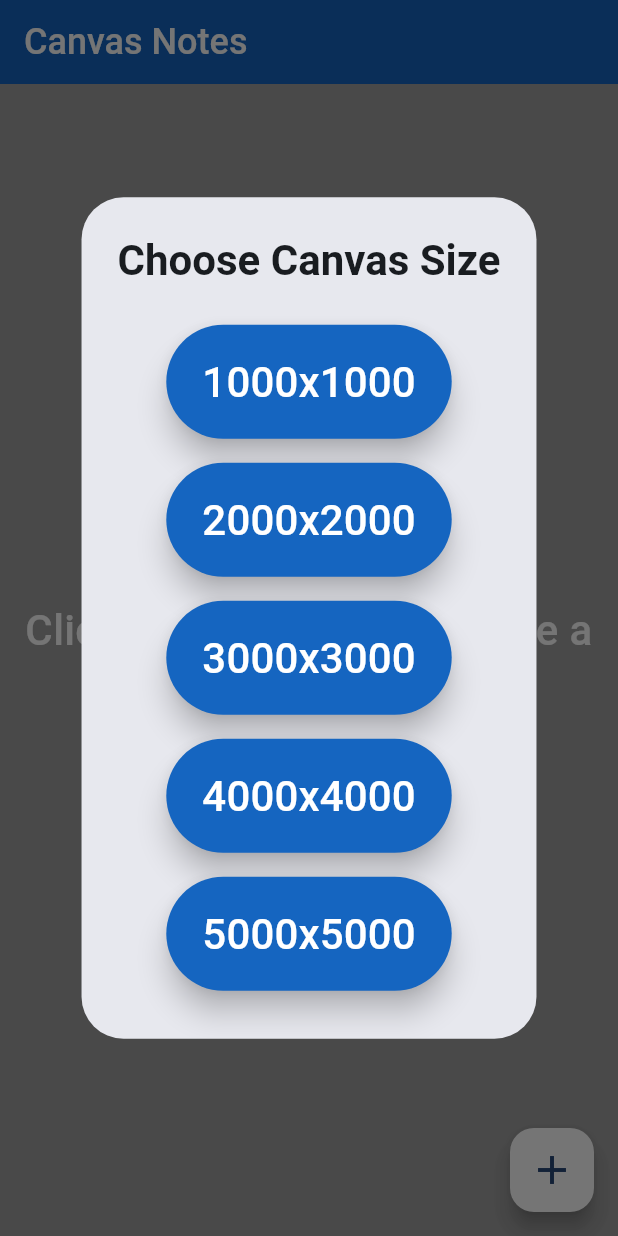
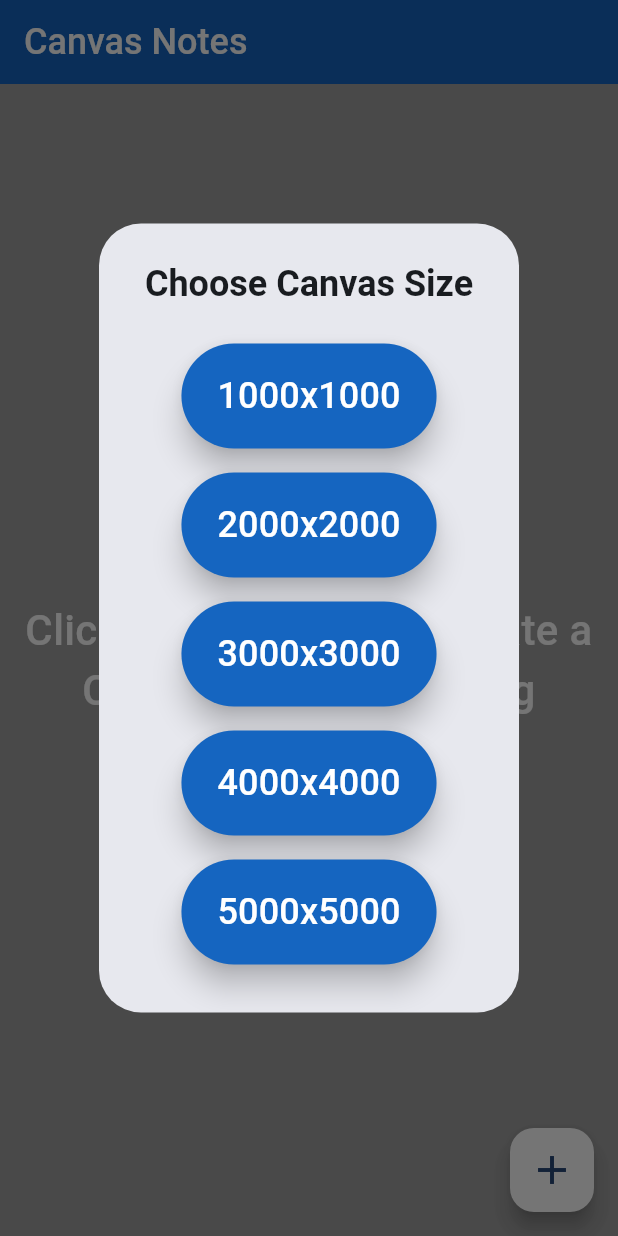
Before and after one commit to Jesus711/CanvasNotes-App, a Flutter app: the screen it shows after launch, after a tap on the "add" icon, on a phone screen of 412 x 824 dp. Run offline on Flutter 3.47's test engine with Material 3 defaults, Android fonts, the phone set to English and light mode, and no system bars; our stand-ins replace flutter_slidable, sqflite; missing offline and left inert: flutter_drawing_board; accounts and stored records are empty.

```diff
--- a/lib/pages/home_page.dart
+++ b/lib/pages/home_page.dart
@@ -26,7 +26,7 @@ class _HomePageState extends State<HomePage> {
         context: context,
         builder: (BuildContext context) {
           return AlertDialog(
-            title: const Text("Choose Canvas Size", textAlign: TextAlign.center, style: TextStyle(fontSize: 28, fontWeight: FontWeight.w600),),
+            title: const Text("Choose Canvas Size", textAlign: TextAlign.center, style: TextStyle(fontSize: 24, fontWeight: FontWeight.w600),),
             content: Column(
               mainAxisAlignment: MainAxisAlignment.spaceBetween,
               crossAxisAlignment: CrossAxisAlignment.center,
@@ -41,7 +41,7 @@ class _HomePageState extends State<HomePage> {
                         elevation: 8,
                       ),
                       onPressed: () => {Navigator.pop(context, 1000)},
-                      child: const Text("1000x1000", style: TextStyle(color: Colors.white, fontSize: 28, fontWeight: FontWeight.w500),)),
+                      child: const Text("1000x1000", style: TextStyle(color: Colors.white, fontSize: 24, fontWeight: FontWeight.w500),)),
                 ),
                 Padding(
                   padding: const EdgeInsets.all(8.0),
@@ -52,7 +52,7 @@ class _HomePageState extends State<HomePage> {
                       elevation: 8,
                     ),
                       onPressed: () => {Navigator.pop(context, 2000)},
-                      child: const Text("2000x2000", style: TextStyle(color: Colors.white, fontSize: 28, fontWeight: FontWeight.w500),)),
+                      child: const Text("2000x2000", style: TextStyle(color: Colors.white, fontSize: 24, fontWeight: FontWeight.w500),)),
                 ),
                 Padding(
                   padding: const EdgeInsets.all(8.0),
@@ -63,7 +63,7 @@ class _HomePageState extends State<HomePage> {
                       elevation: 8,
                     ),
                       onPressed: () => {Navigator.pop(context, 3000)},
-                      child: const Text("3000x3000", style: TextStyle(color: Colors.white, fontSize: 28, fontWeight: FontWeight.w500),)),
+                      child: const Text("3000x3000", style: TextStyle(color: Colors.white, fontSize: 24, fontWeight: FontWeight.w500),)),
                 ),
                 Padding(
                   padding: const EdgeInsets.all(8.0),
@@ -74,7 +74,7 @@ class _HomePageState extends State<HomePage> {
                       elevation: 8,
                     ),
                       onPressed: () => {Navigator.pop(context, 4000)},
-                      child: const Text("4000x4000", style: TextStyle(color: Colors.white, fontSize: 28, fontWeight: FontWeight.w500),)),
+                      child: const Text("4000x4000", style: TextStyle(color: Colors.white, fontSize: 24, fontWeight: FontWeight.w500),)),
                 ),
                 Padding(
                   padding: const EdgeInsets.all(8.0),
@@ -85,7 +85,7 @@ class _HomePageState extends State<HomePage> {
                       elevation: 8,
                     ),
                       onPressed: () => {Navigator.pop(context, 5000)},
-                      child: const Text("5000x5000", style: TextStyle(color: Colors.white, fontSize: 28, fontWeight: FontWeight.w500),)),
+                      child: const Text("5000x5000", style: TextStyle(color: Colors.white, fontSize: 24, fontWeight: FontWeight.w500),)),
                 )
               ],
             ),
@@ -138,7 +138,7 @@ class _HomePageState extends State<HomePage> {
             itemBuilder: (context, index) {
               Drawing drawing = snapshot.data![index];
               return Padding(
-                  padding: const EdgeInsets.fromLTRB(8, 8, 8, 0),
+                  padding: const EdgeInsets.fromLTRB(8, 16, 8, 0),
                   child: Slidable(
                       endActionPane:
                           ActionPane(
@@ -223,8 +223,12 @@ class _HomePageState extends State<HomePage> {
         ),
       ),
       backgroundColor: const Color.fromRGBO(64, 64, 64, 0.5),
-      body: _drawingList(),
-      floatingActionButton: FloatingActionButton(
+      body: Padding(
+        padding: const EdgeInsets.symmetric(vertical: 8),
+        child: _drawingList(),
+      ),
+      floatingActionButton:
+          FloatingActionButton(
             backgroundColor: Colors.white,
             onPressed: _createNewCanvas,
             tooltip: 'Create New Canvas',
@@ -232,7 +236,7 @@ class _HomePageState extends State<HomePage> {
               Icons.add,
               size: 32,
             ),
-      ), // This trailing comma makes auto-formatting nicer for build methods.
+          ),
     );
   }
 }
```
Also changed, not shown: lib/pages/canvas_view.dart (+40 -41 lines). Lines whose indentation alone changed are shown as unchanged.
